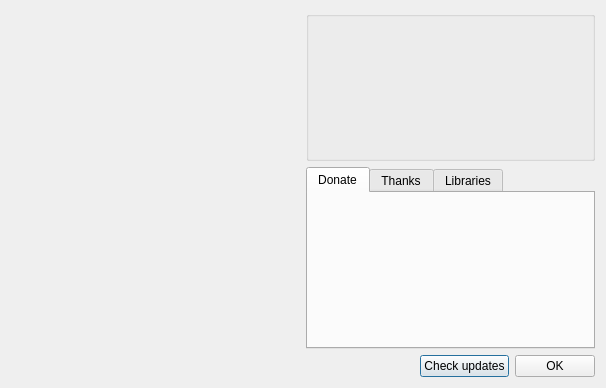
This is gui_source/dialogabout.ui in horsicq/DIE-engine as Qt 5 draws it before an edit. The edited form follows.
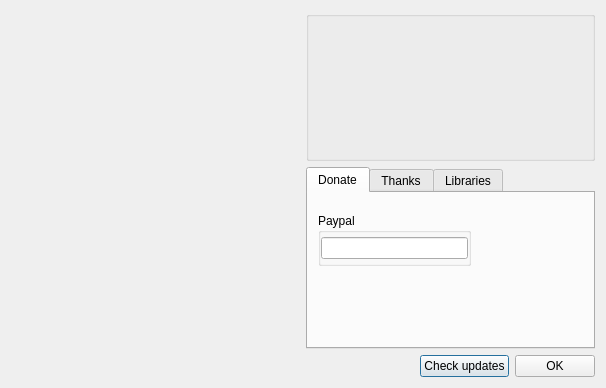
This is the edited form. Icons and pictures are not drawn.

```diff
--- a/gui_source/dialogabout.ui
+++ b/gui_source/dialogabout.ui
@@ -69,6 +69,36 @@
         <attribute name="title">
          <string>Donate</string>
         </attribute>
+        <widget class="QGroupBox" name="groupBoxPaypal">
+         <property name="geometry">
+          <rect>
+           <x>10</x>
+           <y>20</y>
+           <width>153</width>
+           <height>53</height>
+          </rect>
+         </property>
+         <property name="title">
+          <string notr="true">Paypal</string>
+         </property>
+         <layout class="QVBoxLayout" name="verticalLayout_2">
+          <property name="leftMargin">
+           <number>0</number>
+          </property>
+          <property name="topMargin">
+           <number>0</number>
+          </property>
+          <property name="rightMargin">
+           <number>0</number>
+          </property>
+          <property name="bottomMargin">
+           <number>0</number>
+          </property>
+          <item>
+           <widget class="QLineEdit" name="lineEditPaypal"/>
+          </item>
+         </layout>
+        </widget>
        </widget>
        <widget class="QWidget" name="tabThanks">
         <attribute name="title">
```
